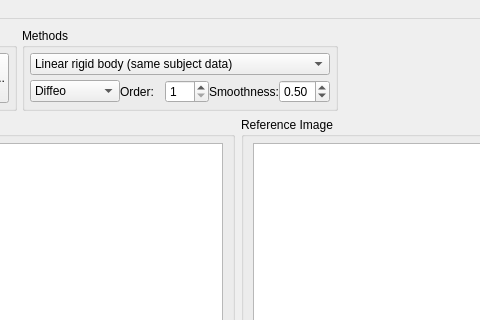
frankyeh/DSI-Studio, file regtoolbox.ui: the form before one commit; both pictures show x 205 to 685 and y 0 to 320 of the 886 by 585 pixel window.
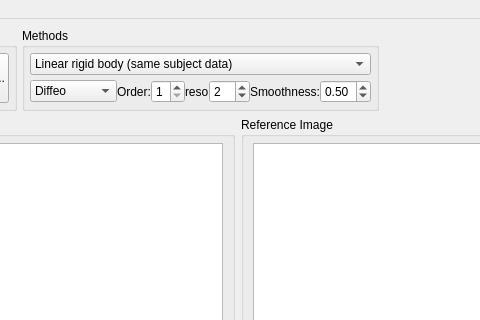
The form after the commit. Icons and pictures are not drawn.

```diff
--- a/regtoolbox.ui
+++ b/regtoolbox.ui
@@ -227,6 +227,13 @@
                   </property>
                  </widget>
                 </item>
+                <item>
+                 <widget class="QLabel" name="label_5">
+                  <property name="text">
+                   <string>reso</string>
+                  </property>
+                 </widget>
+                </item>
                </layout>
               </widget>
              </item>
@@ -248,6 +255,16 @@
                 <property name="bottomMargin">
                  <number>0</number>
                 </property>
+                <item>
+                 <widget class="QSpinBox" name="resolution">
+                  <property name="minimum">
+                   <number>1</number>
+                  </property>
+                  <property name="value">
+                   <number>2</number>
+                  </property>
+                 </widget>
+                </item>
                 <item>
                  <widget class="QLabel" name="label">
                   <property name="text">
```
Left out of the diff: 2 changed lines with no effect on the pictures.
